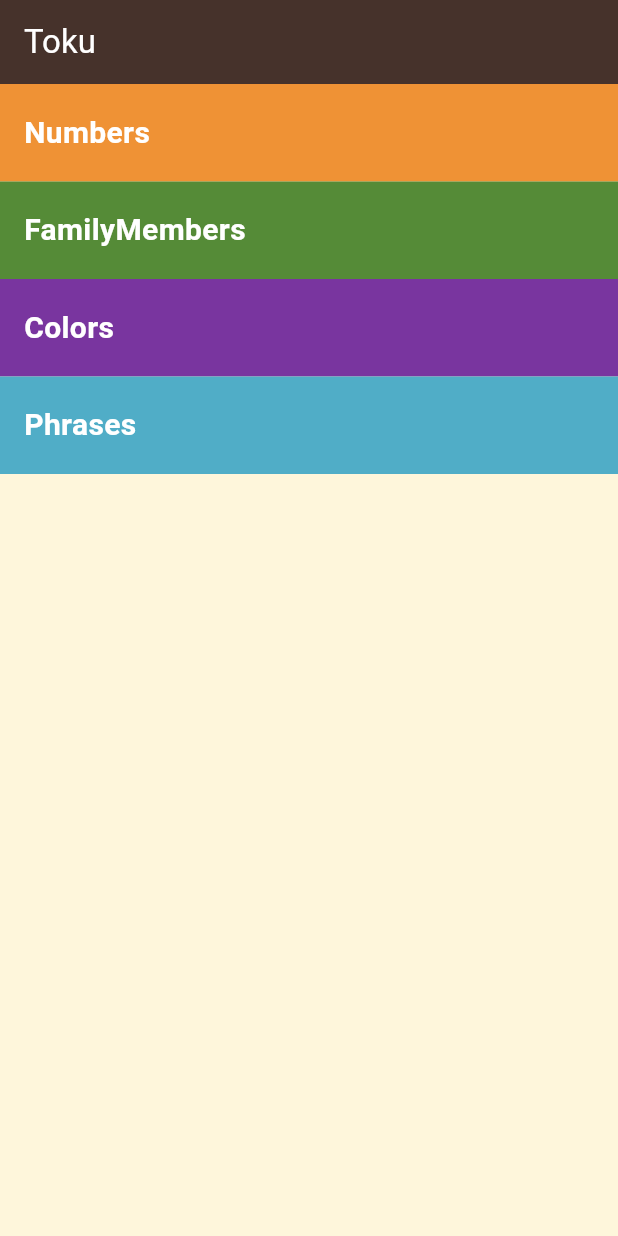
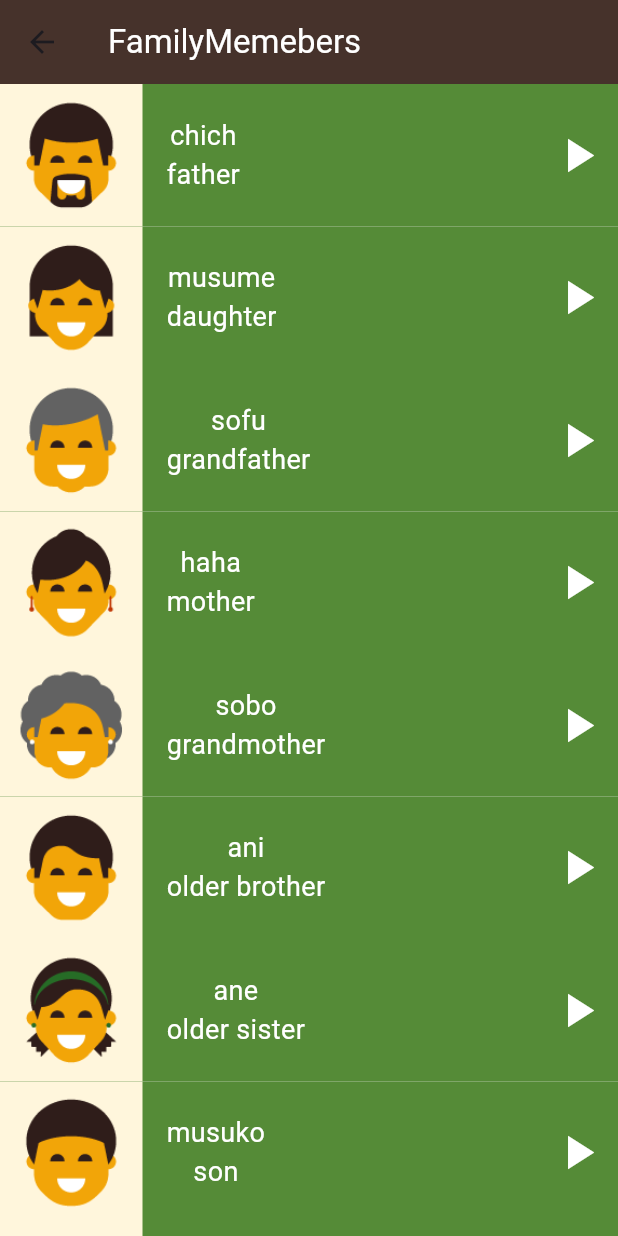
Before and after one commit to ali4hassan9ali2022/language_learning_app, a Flutter app: the screen it shows after launch, after a tap on "FamilyMembers", on a phone screen of 412 x 824 dp. Run offline on Flutter 3.47's test engine with Material 3 defaults, Android fonts, the phone set to English and light mode, and no system bars; our stand-ins replace audioplayers.

Commit message:
finifh Family Memebers view

```diff
--- /dev/null
+++ b/lib/Views/family_memebers.dart
@@ -0,0 +1,89 @@
+import 'package:flutter/material.dart';
+import 'package:language_learning_app/Models/item_model.dart';
+import 'package:language_learning_app/Widgets/list_item.dart';
+
+class FamilyMemebers extends StatelessWidget {
+  const FamilyMemebers({super.key});
+  final List<ItemModel> familyMemebers = const [
+    ItemModel(
+      sound: 'sounds/family_members/father.wav',
+      jpName: 'chich',
+      enName: 'father',
+      image: 'assets/images/family_members/family_father.png',
+    ),
+    ItemModel(
+      sound: 'sounds/family_members/daughter.wav',
+      jpName: 'musume',
+      enName: 'daughter',
+      image: 'assets/images/family_members/family_daughter.png',
+    ),
+    ItemModel(
+      sound: 'sounds/family_members/grand father.wav',
+      jpName: 'sofu',
+      enName: 'grandfather',
+      image: 'assets/images/family_members/family_grandfather.png',
+    ),
+    ItemModel(
+      sound: 'sounds/family_members/grand mother.wav',
+      jpName: 'haha',
+      enName: 'mother',
+      image: 'assets/images/family_members/family_mother.png',
+    ),
+    ItemModel(
+      sound: 'sounds/family_members/mother.wav',
+      jpName: 'sobo',
+      enName: 'grandmother',
+      image: 'assets/images/family_members/family_grandmother.png',
+    ),
+    ItemModel(
+      sound: 'sounds/family_members/older bother.wav',
+      jpName: 'ani',
+      enName: 'older brother',
+      image: 'assets/images/family_members/family_older_brother.png',
+    ),
+    ItemModel(
+      sound: 'sounds/family_members/older sister.wav',
+      jpName: 'ane',
+      enName: 'older sister',
+      image: 'assets/images/family_members/family_older_sister.png',
+    ),
+    ItemModel(
+      sound: 'sounds/family_members/son.wav',
+      jpName: 'musuko',
+      enName: 'son',
+      image: 'assets/images/family_members/family_son.png',
+    ),
+    ItemModel(
+      sound: 'sounds/family_members/younger brohter.wav',
+      jpName: 'otouto',
+      enName: 'younger brother',
+      image: 'assets/images/family_members/family_younger_brother.png',
+    ),
+    ItemModel(
+      sound: 'sounds/family_members/younger sister.wav',
+      jpName: 'imouto',
+      enName: 'younger sister',
+      image: 'assets/images/family_members/family_younger_sister.png',
+    ),
+  ];
+  @override
+  Widget build(BuildContext context) {
+    return Scaffold(
+      appBar: AppBar(
+        backgroundColor: const Color(0xff46322B),
+        title: const Text(
+          "FamilyMemebers",
+          style: TextStyle(
+            color: Colors.white,
+          ),
+        ),
+      ),
+      body: ListView.builder(
+        itemCount: familyMemebers.length,
+        itemBuilder: (context, index) {
+          return ListItem(color: const Color(0xff558B37) ,item: familyMemebers[index]);
+        },
+      ),
+    );
+  }
+}
--- a/lib/Views/home_view.dart
+++ b/lib/Views/home_view.dart
@@ -1,4 +1,5 @@
 import 'package:flutter/material.dart';
+import 'package:language_learning_app/Views/family_memebers.dart';
 import 'package:language_learning_app/Views/numbers_view.dart';
 import 'package:language_learning_app/Widgets/custom_category.dart';
 
@@ -33,7 +34,14 @@
             color: const Color(0xffEF9235),
           ),
           CustomCategory(
-            onTap: () {},
+            onTap: () {
+              Navigator.push(
+                context,
+                MaterialPageRoute(
+                  builder: (context) => const FamilyMemebers(),
+                ),
+              );
+            },
             text: "FamilyMembers",
             color: const Color(0xff558B37),
           ),
--- a/lib/Views/numbers_view.dart
+++ b/lib/Views/numbers_view.dart
@@ -81,7 +81,7 @@
       body: ListView.builder(
         itemCount: numbers.length,
         itemBuilder: (context, index) {
-          return ListItem(item: numbers[index]);
+          return ListItem(color: const Color(0xffEF9235) , item: numbers[index]);
         },
       ),
     );
--- a/lib/Widgets/list_item.dart
+++ b/lib/Widgets/list_item.dart
@@ -4,14 +4,15 @@
 class ListItem extends StatelessWidget {
   const ListItem({
     super.key,
-    required this.item,
+    required this.item, required this.color,
   });
   final ItemModel item;
+  final Color color;
   @override
   Widget build(BuildContext context) {
     return Container(
       height: 95,
-      color: const Color(0xffEF9235),
+      color: color,
       child: Row(
         children: [
           Container(
```
